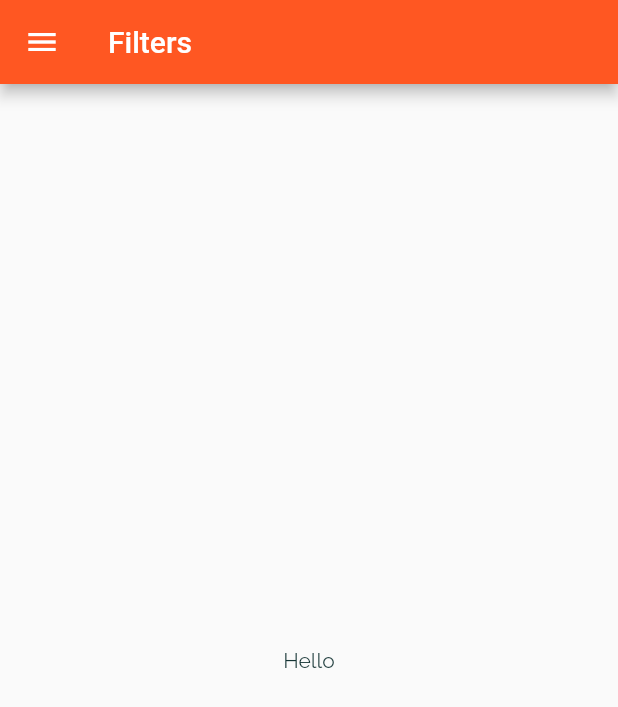
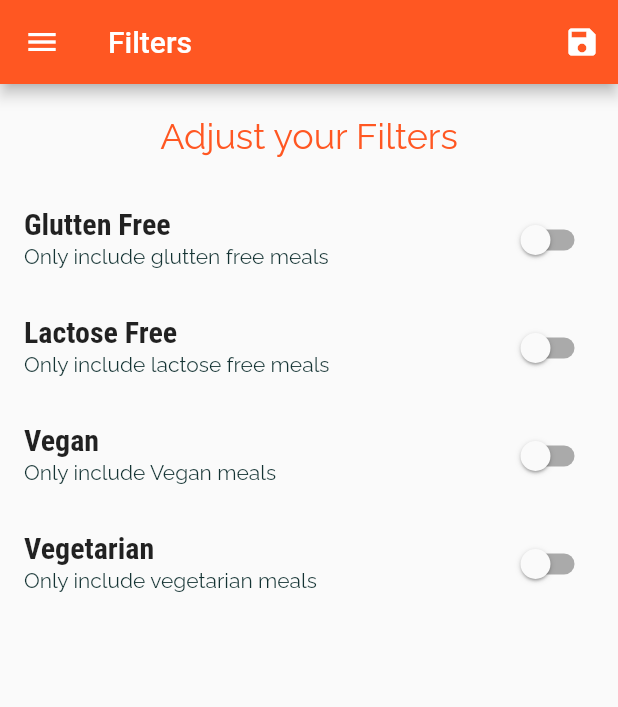
Before and after one commit to Regis-Ntwari/recipes, a Flutter app: the FilterScreen screen opened by its route, on a phone screen of 412 x 824 dp. Shown: the top 707 px of the screen. Run offline on Flutter 3.47's test engine with Material 2 defaults, Android fonts, the phone set to English and light mode, and no system bars.

Commit message:
implement filter logic and UI

```diff
--- a/lib/main.dart
+++ b/lib/main.dart
@@ -1,4 +1,5 @@
 import 'package:flutter/material.dart';
+import './data/dummy_data.dart';
 
 import './screens/filter_screen.dart';
 import './screens/tabs_screen.dart';
@@ -9,8 +10,44 @@ void main() {
   runApp(const MyApp());
 }
 
-class MyApp extends StatelessWidget {
+class MyApp extends StatefulWidget {
   const MyApp({super.key});
+
+  @override
+  State<MyApp> createState() => _MyAppState();
+}
+
+class _MyAppState extends State<MyApp> {
+  Map<String, bool> filters = {
+    'glutten': false,
+    'lactose': false,
+    'vegan': false,
+    'vegetarian': false
+  };
+
+  var availableMeals = DUMMY_MEALS;
+
+  void setFilters(Map<String, bool> newFilters) {
+    setState(() {
+      filters = newFilters;
+
+      availableMeals = DUMMY_MEALS.where((meal) {
+        if (filters['glutten']! && !meal.isGlutenFree) {
+          return false;
+        }
+        if (filters['lactose']! && !meal.isLactoseFree) {
+          return false;
+        }
+        if (filters['vegan']! && !meal.isVegan) {
+          return false;
+        }
+        if (filters['vegetarian']! && !meal.isVegetarian) {
+          return false;
+        }
+        return true;
+      }).toList();
+    });
+  }
 
   // This widget is the root of your application.
   @override
@@ -31,9 +68,9 @@ class MyApp extends StatelessWidget {
       initialRoute: '/',
       home: const TabsScreen(),
       routes: {
-        CategoryMeals.routeName: (context) => const CategoryMeals(),
+        CategoryMeals.routeName: (context) => CategoryMeals(availableMeals),
         MealDetail.routeName: (context) => const MealDetail(),
-        FilterScreen.routeName: (context) => const FilterScreen(),
+        FilterScreen.routeName: (context) => FilterScreen(filters, setFilters),
       },
       onUnknownRoute: (settings) {
         return MaterialPageRoute(
--- a/lib/screens/filter_screen.dart
+++ b/lib/screens/filter_screen.dart
@@ -2,17 +2,103 @@ import 'package:flutter/material.dart';
 
 import '../widgets/drawer_side.dart';
 
-class FilterScreen extends StatelessWidget {
+class FilterScreen extends StatefulWidget {
   static const routeName = '/filter';
-  const FilterScreen({super.key});
+  final Function setFilters;
+  final Map<String, bool> filters;
+  const FilterScreen(this.filters, this.setFilters);
+
+  @override
+  State<FilterScreen> createState() => _FilterScreenState();
+}
+
+class _FilterScreenState extends State<FilterScreen> {
+  var gluttenFree = false;
+  var lactoseFree = false;
+  var isVegan = false;
+  var isVegetarian = false;
+  @override
+  void initState() {
+    // TODO: implement initState
+    setState(() {
+      gluttenFree = widget.filters['glutten']!;
+      lactoseFree = widget.filters['lactose']!;
+      isVegan = widget.filters['vegan']!;
+      isVegetarian = widget.filters['vegetarian']!;
+    });
+    super.initState();
+  }
+
+  Widget _buildFilterTile(String title, String description, bool value,
+      Function(bool) changeValue) {
+    return SwitchListTile(
+        title: Text(title),
+        subtitle: Text(description),
+        value: value,
+        onChanged: changeValue);
+  }
 
   @override
   Widget build(BuildContext context) {
     return SafeArea(
       child: Scaffold(
-        appBar: AppBar(title: const Text('Filters')),
+        appBar: AppBar(
+          title: const Text('Filters'),
+          actions: [
+            IconButton(
+                onPressed: () {
+                  widget.setFilters({
+                    'glutten': gluttenFree,
+                    'lactose': lactoseFree,
+                    'vegan': isVegan,
+                    'vegetarian': isVegetarian
+                  });
+                },
+                icon: const Icon(Icons.save))
+          ],
+        ),
         drawer: const DrawerSide(),
-        body: const Center(child: Text('Hello')),
+        body: Column(
+          children: [
+            Container(
+              padding: const EdgeInsets.all(20),
+              child: const Text(
+                'Adjust your Filters',
+                style: TextStyle(fontSize: 24, color: Colors.deepOrange),
+              ),
+            ),
+            Expanded(
+                child: ListView(
+              children: [
+                _buildFilterTile('Glutten Free',
+                    'Only include glutten free meals', gluttenFree, (newValue) {
+                  setState(() {
+                    gluttenFree = newValue;
+                  });
+                }),
+                _buildFilterTile('Lactose Free',
+                    'Only include lactose free meals', lactoseFree, (newValue) {
+                  setState(() {
+                    lactoseFree = newValue;
+                  });
+                }),
+                _buildFilterTile('Vegan', 'Only include Vegan meals', isVegan,
+                    (newValue) {
+                  setState(() {
+                    isVegan = newValue;
+                  });
+                }),
+                _buildFilterTile(
+                    'Vegetarian', 'Only include vegetarian meals', isVegetarian,
+                    (newValue) {
+                  setState(() {
+                    isVegetarian = newValue;
+                  });
+                })
+              ],
+            ))
+          ],
+        ),
       ),
     );
   }
```
Also changed, not shown: lib/screens/categories_screen.dart (+5 -5 lines), lib/screens/category_meals_screen.dart (+5 -4 lines).
